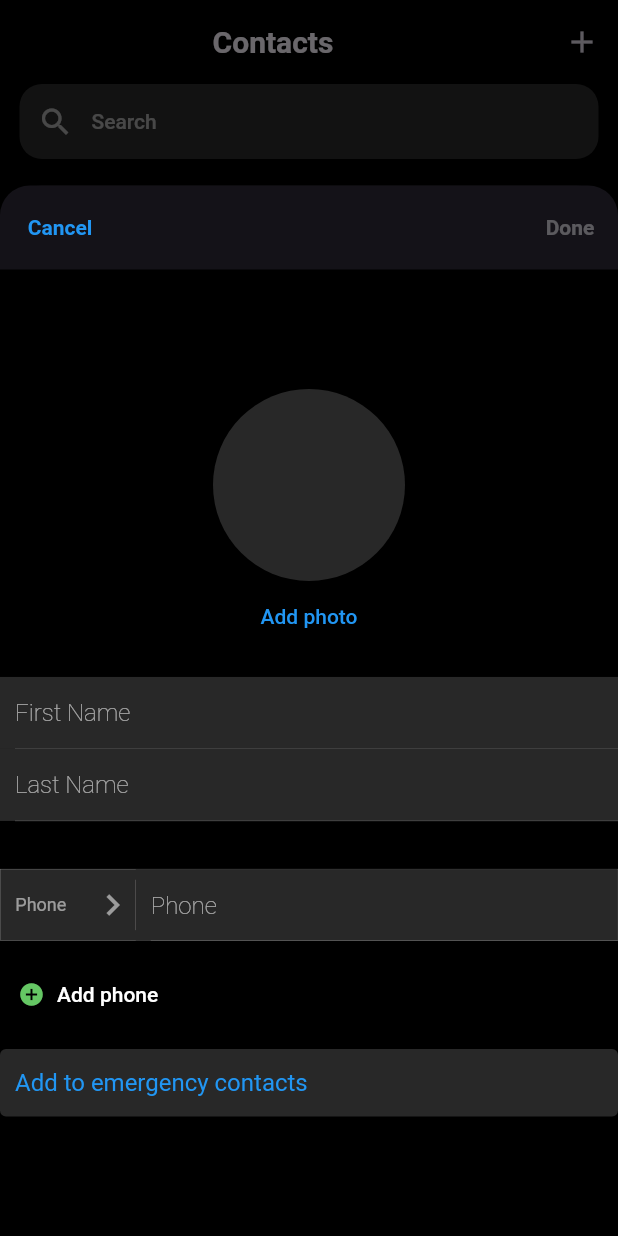
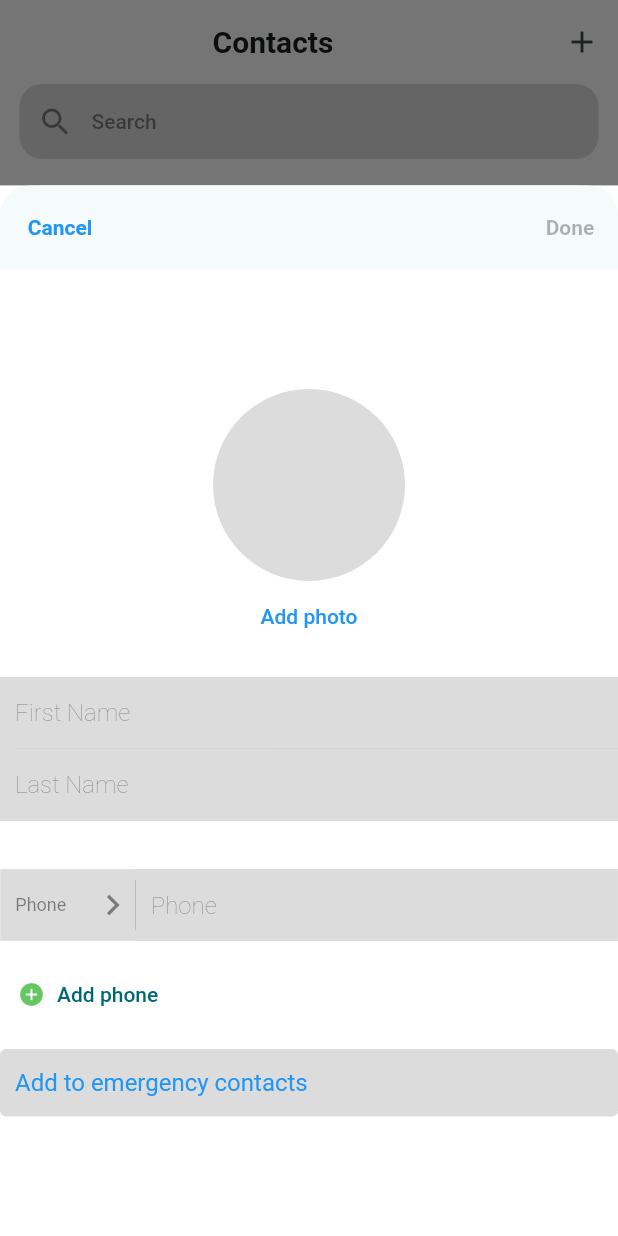
Before and after one commit to marijoyapa/flutter-project-contact-list, a Flutter app: the screen it shows after launch, after a tap on the "emergency" icon, after a tap on the "delete outline" icon, after a tap on the "add" icon, on a phone screen of 412 x 824 dp. Run offline on Flutter 3.47's test engine with Material 2 defaults, Android fonts, the phone set to English and light mode, and no system bars; our stand-ins replace flutter_riverpod, google_fonts, image_picker.

Commit message:
added theme

```diff
--- a/contact_list/lib/main.dart
+++ b/contact_list/lib/main.dart
@@ -3,26 +3,30 @@ import 'package:flutter/material.dart';
 
 import 'package:google_fonts/google_fonts.dart';
 
-final colorScheme = ColorScheme.fromSeed(
-  brightness: Brightness.dark,
-  seedColor: const Color.fromARGB(255, 102, 6, 247),
-  background: Color.fromARGB(255, 54, 43, 70),
-  primaryContainer: const Color.fromARGB(255, 40, 40, 40),
-);
-
 var kColorScheme = ColorScheme.fromSeed(
-  seedColor: const Color.fromARGB(255, 96, 59, 181),
+  brightness: Brightness.light,
+  seedColor: const Color.fromARGB(255, 190, 190, 190),
+  background: const Color.fromARGB(255, 255, 255, 255),
+  primaryContainer: const Color.fromARGB(255, 220, 220, 220),
 );
 
 var kDarkColorScheme = ColorScheme.fromSeed(
   brightness: Brightness.dark,
-  seedColor: const Color.fromARGB(255, 5, 99, 125),
+  seedColor: Color.fromARGB(255, 54, 54, 57),
+  background: const Color.fromARGB(255, 68, 66, 70),
+  primaryContainer: const Color.fromARGB(255, 40, 40, 40),
 );
 
 final theme = ThemeData().copyWith(
   useMaterial3: true,
-  scaffoldBackgroundColor: Color.fromARGB(255, 0, 0, 0),
-  colorScheme: colorScheme,
+  brightness: Brightness.light,
+  scaffoldBackgroundColor: const Color.fromARGB(255, 255, 255, 255),
+  colorScheme: kColorScheme,
+  primaryColor: Colors.white,
+  bottomNavigationBarTheme: BottomNavigationBarThemeData(
+      backgroundColor: kColorScheme.primaryContainer,
+            unselectedItemColor: Colors.black38),
+  iconTheme: const IconThemeData(color: Colors.black45),
   textTheme: GoogleFonts.robotoFlexTextTheme().copyWith(
     titleSmall: GoogleFonts.robotoFlex(
       fontWeight: FontWeight.bold,
@@ -36,17 +40,26 @@ final theme = ThemeData().copyWith(
   ),
 );
 
-final darkTheme = ThemeData.dark().copyWith(
+final darkTheme = ThemeData().copyWith(
   useMaterial3: true,
+  brightness: Brightness.dark,
+  scaffoldBackgroundColor: const Color.fromARGB(255, 0, 0, 0),
   colorScheme: kDarkColorScheme,
-  cardTheme: const CardTheme().copyWith(
-    color: kDarkColorScheme.secondaryContainer,
-    margin: const EdgeInsets.symmetric(horizontal: 16, vertical: 8),
-  ),
-  elevatedButtonTheme: ElevatedButtonThemeData(
-    style: ElevatedButton.styleFrom(
-        backgroundColor: kDarkColorScheme.primaryContainer,
-        foregroundColor: kDarkColorScheme.onPrimaryContainer),
+  primaryColor: Colors.black,
+  bottomNavigationBarTheme: BottomNavigationBarThemeData(
+      backgroundColor: kDarkColorScheme.primaryContainer,
+      unselectedItemColor: Colors.white30),
+  iconTheme: const IconThemeData(color: Colors.white60),
+  textTheme: GoogleFonts.robotoFlexTextTheme().copyWith(
+    titleSmall: GoogleFonts.robotoFlex(
+      fontWeight: FontWeight.bold,
+    ),
+    titleMedium: GoogleFonts.robotoFlex(
+      fontWeight: FontWeight.bold,
+    ),
+    titleLarge: GoogleFonts.robotoFlex(
+      fontWeight: FontWeight.bold,
+    ),
   ),
 );
 
--- a/contact_list/lib/screen/contact_list.dart
+++ b/contact_list/lib/screen/contact_list.dart
@@ -41,7 +41,7 @@ class ContactList extends ConsumerWidget {
     );
 
     if (contactLists.isEmpty && searchItem.trim().isNotEmpty) {
-      content = noSearchResult(searchItem);
+      content = noSearchResult(searchItem, context);
     }
 
     return Scaffold(
--- a/contact_list/lib/screen/create_contact.dart
+++ b/contact_list/lib/screen/create_contact.dart
@@ -108,12 +108,16 @@ class _CreateNewContactScreenState
 
   @override
   Widget build(BuildContext context) {
-    return SizedBox(
+    return Container(
       height: MediaQuery.of(context).size.height * 0.85,
       child: Scaffold(
         appBar: AppBar(
           scrolledUnderElevation: 0,
-          shape: const RoundedRectangleBorder(borderRadius: BorderRadius.vertical(top: Radius.circular(20))),
+          shape: const RoundedRectangleBorder(
+            borderRadius: BorderRadius.vertical(
+              top: Radius.circular(20),
+            ),
+          ),
           centerTitle: true,
           leadingWidth: 80,
           leading: TextButton(
@@ -128,7 +132,6 @@ class _CreateNewContactScreenState
               ),
             ),
           ),
-
           actions: [
             TextButton(
               onPressed: () {
@@ -144,7 +147,9 @@ class _CreateNewContactScreenState
               child: Text(
                 'Done',
                 style: TextStyle(
-                    color: isFormValid ? Colors.blue : Colors.white30,
+                    color: isFormValid
+                        ? Colors.blue
+                        : Theme.of(context).iconTheme.color!.withOpacity(0.3),
                     fontWeight: FontWeight.bold),
               ),
             ),
@@ -164,7 +169,8 @@ class _CreateNewContactScreenState
                     validateForm: validateForm,
                     controller: enteredFirstName,
                     fieldName: 'First Name',
-                    textInputype: TextInputType.text),
+                    textInputype: TextInputType.text,
+                    border: true),
                 inputTextField(
                     context: context,
                     validateForm: validateForm,
--- a/contact_list/lib/screen/emergency_list.dart
+++ b/contact_list/lib/screen/emergency_list.dart
@@ -26,7 +26,7 @@ class EmergencyList extends ConsumerWidget {
     );
 
     if (emergencyList.isEmpty && searchItem.trim().isNotEmpty) {
-      content = noSearchResult(searchItem);
+      content = noSearchResult(searchItem, context);
     }
 
     return Scaffold(
--- a/contact_list/lib/screen/tabs.dart
+++ b/contact_list/lib/screen/tabs.dart
@@ -24,13 +24,14 @@ class _ContactsScreenState extends State<ContactsScreen> {
   Widget build(BuildContext context) {
     return ProviderScope(
       child: MaterialApp(
+        darkTheme: darkTheme,
         theme: theme,
         home: Scaffold(
           body: _currentIndex == 0 ? ContactList() : EmergencyList(),
           bottomNavigationBar: BottomNavigationBar(
             selectedItemColor: Colors.blue,
-            unselectedItemColor: Colors.white54,
-            backgroundColor: const Color.fromARGB(137, 88, 85, 85),
+            // unselectedItemColor: Theme.of(context).iconTheme.color!.withOpacity(0.4),
+            // backgroundColor: Theme.of(context).,
             onTap: _selectScreen,
             currentIndex: _currentIndex,
             items: const [
@@ -41,6 +42,7 @@ class _ContactsScreenState extends State<ContactsScreen> {
             ],
           ),
         ),
+        themeMode: ThemeMode.system,
       ),
     );
   }
--- a/contact_list/lib/widgets/contact_list/contact_item.dart
+++ b/contact_list/lib/widgets/contact_list/contact_item.dart
@@ -44,14 +44,14 @@ class ContactItem extends ConsumerWidget {
         contentPadding: const EdgeInsets.only(right: 0),
         onTap: () => navigateToContactDetails(context),
         shape: const Border(
-          bottom: BorderSide(color: Colors.white54, width: 0.3),
+          bottom: BorderSide(color: Color.fromARGB(137, 36, 32, 32), width: 0.3),
         ),
         title: Text(
           fullName,
           style: Theme.of(context)
               .textTheme
               .titleMedium!
-              .copyWith(fontWeight: FontWeight.normal),
+              .copyWith(fontWeight: FontWeight.normal, color: Theme.of(context).iconTheme.color!.withOpacity(0.9)),
         ),
         trailing: Container(
           width: 100,
--- a/contact_list/lib/widgets/contact_list/search_contact.dart
+++ b/contact_list/lib/widgets/contact_list/search_contact.dart
@@ -17,9 +17,9 @@ Widget searchContainer({
         children: [
           IconButton(
             onPressed: () {},
-            icon: const Icon(
+            icon: Icon(
               Icons.search,
-              color: Colors.white54,
+              color: Theme.of(context).iconTheme.color,
             ),
           ),
           Expanded(
@@ -27,14 +27,14 @@ Widget searchContainer({
               textAlign: TextAlign.left,
               controller: searchController,
               onChanged: onChangedSearchText,
-              style: const TextStyle(
-                color: Colors.white54,
+              style: TextStyle(
+                color: Theme.of(context).iconTheme.color!.withOpacity(0.8),
               ),
-              decoration: const InputDecoration(
+              decoration: InputDecoration(
                 fillColor: Colors.white,
                 hintText: 'Search',
-                hintStyle: TextStyle(color: Colors.white54),
-                contentPadding: EdgeInsets.all(0),
+                hintStyle: TextStyle(color: Theme.of(context).iconTheme.color),
+                contentPadding: const EdgeInsets.all(0),
                 alignLabelWithHint: true,
                 enabledBorder: InputBorder.none,
                 focusedBorder: InputBorder.none,
@@ -44,9 +44,9 @@ Widget searchContainer({
           searchController.text.isNotEmpty
               ? IconButton(
                   onPressed: onClickClose,
-                  icon: const Icon(
+                  icon: Icon(
                     Icons.cancel,
-                    color: Colors.white54,
+                    color: Theme.of(context).iconTheme.color,
                     size: 20,
                   ),
                   padding: const EdgeInsets.only(right: 20),
--- a/contact_list/lib/widgets/create_contact/add_button.dart
+++ b/contact_list/lib/widgets/create_contact/add_button.dart
@@ -10,7 +10,7 @@ Widget addButton({required onChange}) => Align(
                   ),
                   label: const Text(
                     'Add phone',
-                    style: TextStyle(color: Colors.white),
+                    style: TextStyle(),
                   ),
                 ),
               );
--- a/contact_list/lib/widgets/create_contact/contact_number_input.dart
+++ b/contact_list/lib/widgets/create_contact/contact_number_input.dart
@@ -9,10 +9,7 @@ Widget inputContactNumber({
   required List<TextEditingController> phoneController,
   required Function(int i, NumberTypes types) onSelectNumType,
   required Function(String value) validateForm,
-})
-
-
-{
+}) {
   return Container(
     width: double.infinity,
     height: 48,
@@ -32,15 +29,15 @@ Widget inputContactNumber({
                   width: 51,
                   child: Text(
                     numTypeSelected[index].name,
-                    style: const TextStyle(
-                      color: Colors.white54,
+                    style: TextStyle(
+                      color: Theme.of(context).iconTheme.color,
                       fontSize: 12,
                     ),
                   ),
                 ),
-                const Icon(
+                Icon(
                   Icons.navigate_next,
-                  color: Colors.white54,
+                  color: Theme.of(context).iconTheme.color,
                   size: 28,
                 )
               ],
@@ -50,7 +47,7 @@ Widget inputContactNumber({
             context: context,
             builder: (context) => Dialog(
               insetPadding: const EdgeInsets.symmetric(horizontal: 5),
-              backgroundColor: const Color.fromARGB(255, 28, 28, 30),
+              backgroundColor: Theme.of(context).primaryColor,
               child: SizedBox(
                 height: 400,
                 width: 300,
@@ -78,11 +75,11 @@ Widget inputContactNumber({
         Container(
           margin: const EdgeInsets.symmetric(vertical: 7),
           width: 0.3,
-          color: const Color.fromARGB(137, 240, 233, 233),
+          color: Theme.of(context).iconTheme.color,
         ),
         Expanded(
           child: inputTextField(
-            context: context,
+              context: context,
               validateForm: validateForm,
               controller: phoneController[index],
               fieldName: numTypeSelected[index].name,
--- a/contact_list/lib/widgets/create_contact/input_text_field.dart
+++ b/contact_list/lib/widgets/create_contact/input_text_field.dart
@@ -1,43 +1,50 @@
 import 'package:flutter/material.dart';
 
-Widget inputTextField({
-  required TextEditingController controller,
+Widget inputTextField(
+    {required TextEditingController controller,
     required String fieldName,
     required TextInputType textInputype,
     required BuildContext context,
     required Function(String value) validateForm,
-}) =>
-    Container(
+    bool border = false}) {
+  return Container(
     color: Theme.of(context).colorScheme.primaryContainer,
     padding: const EdgeInsets.only(left: 10),
     child: TextField(
         onChanged: validateForm,
         controller: controller,
         keyboardType: textInputype,
-          style: const TextStyle(color: Colors.white, fontSize: 16),
+        style: TextStyle(
+            color: Theme.of(context).iconTheme.color!.withOpacity(1),
+            fontSize: 16),
         textAlign: TextAlign.left,
         scrollPadding: const EdgeInsets.only(left: 0),
-          decoration: textFieldInputDecoration(fieldName)),
+        decoration: textFieldInputDecoration(fieldName, context, border!)),
   );
+}
 
-InputDecoration textFieldInputDecoration(String text) => InputDecoration(
+InputDecoration textFieldInputDecoration(
+        String text, BuildContext context, bool border) =>
+    InputDecoration(
       hintText: text,
-      hintStyle: const TextStyle(
-        color: Color.fromARGB(160, 255, 255, 255),
+      hintStyle: TextStyle(
+        color: Theme.of(context).iconTheme.color,
         fontWeight: FontWeight.w100,
         fontSize: 16,
       ),
       contentPadding: const EdgeInsets.only(left: 0, bottom: 0),
-      enabledBorder: const UnderlineInputBorder(
-        borderSide: BorderSide(
+      enabledBorder: UnderlineInputBorder(
+          borderSide: border
+              ? const BorderSide(
                   color: Colors.grey,
                   width: 0.2,
-        ),
-      ),
-      focusedBorder: const UnderlineInputBorder(
-        borderSide: BorderSide(
+                )
+              : BorderSide.none),
+      focusedBorder: UnderlineInputBorder(
+          borderSide: border
+              ? const BorderSide(
                   color: Colors.grey,
                   width: 0.2,
-        ),
-      ),
+                )
+              : BorderSide.none),
     );
```
Also changed, not shown: contact_list/lib/screen/contact_details.dart (+6 -6 lines), contact_list/lib/widgets/contact_list/no_search_result.dart (+4 -4 lines). Lines whose indentation alone changed are shown as unchanged.
